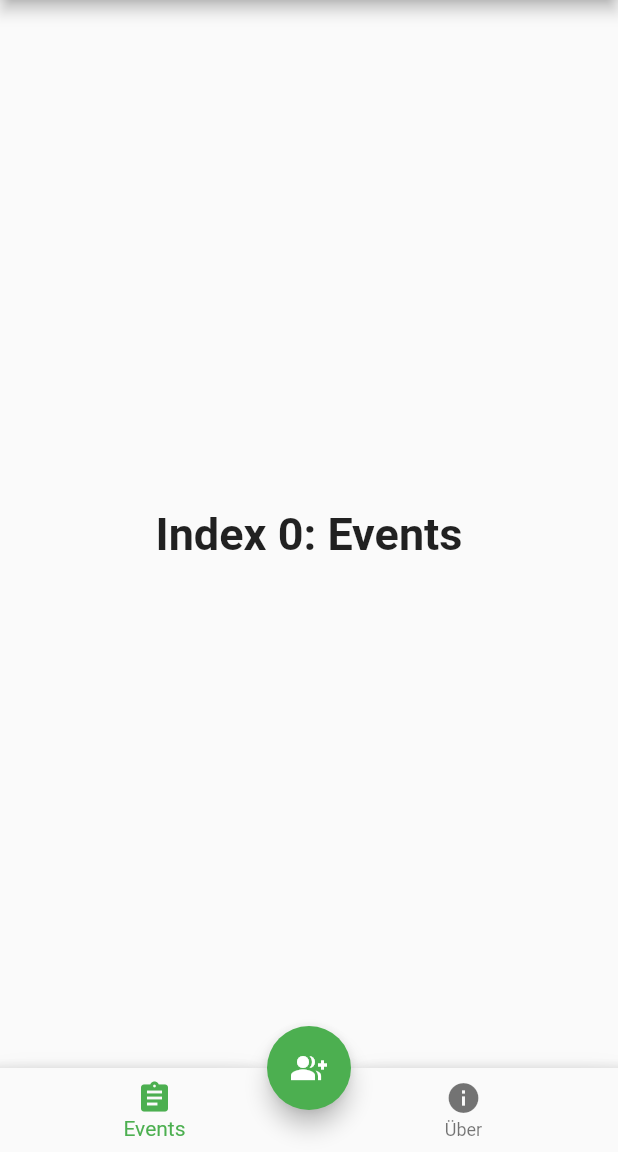
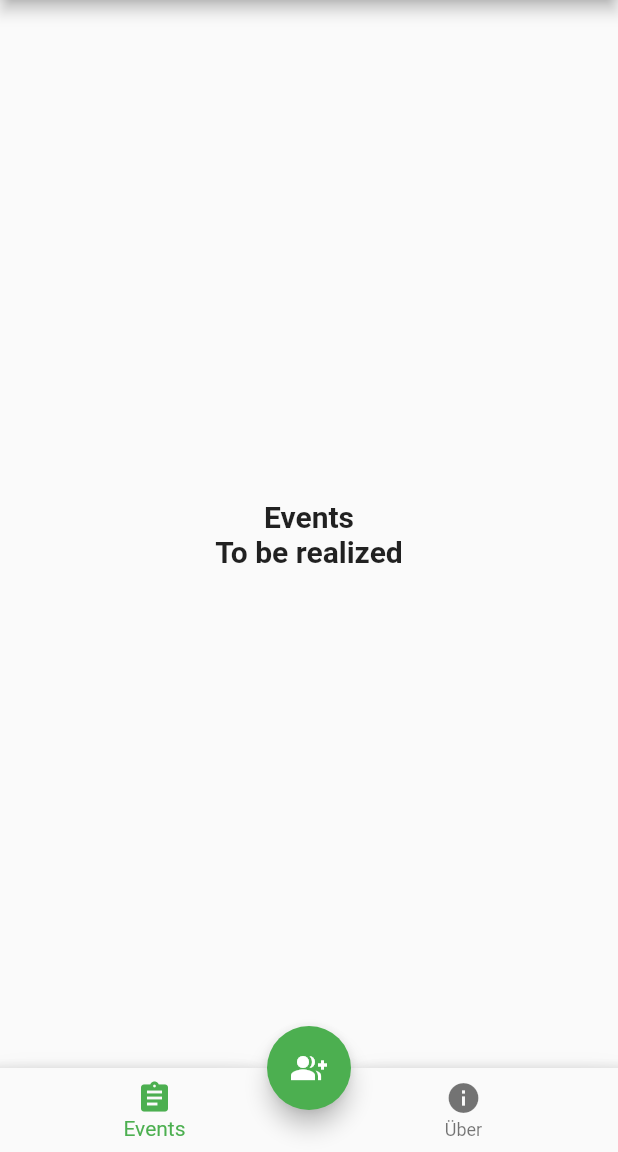
Before and after one commit to MarcoAigner/IT-Congress-Neu-Ulm-App, a Flutter app: the screen it shows after launch, on a phone screen of 412 x 824 dp, the part 84-1236 px from its top. Run offline on Flutter 3.47's test engine with Material 2 defaults, Android fonts, the phone set to English and light mode, and no system bars.

Commit message:
setup the app for further development

```diff
--- /dev/null
+++ b/lib/events.dart
@@ -0,0 +1,20 @@
+import 'package:flutter/cupertino.dart';
+
+class EventsWidget extends StatefulWidget{
+
+  EventsWidget();
+
+  @override
+  createState() => EventsWidgetState();
+
+
+}
+
+class EventsWidgetState extends State<EventsWidget>{
+  @override
+  Widget build(BuildContext context) {
+    // TODO: implement build
+    return Text("Events\nTo be realized",style: TextStyle(fontWeight: FontWeight.bold, fontSize: 20), textAlign: TextAlign.center, );
+  }
+
+}
--- a/lib/main.dart
+++ b/lib/main.dart
@@ -1,5 +1,6 @@
 import 'package:flutter/material.dart';
-import 'package:it_congress/information.dart';
+import 'package:it_congress/events.dart';
+import 'package:it_congress/impressum.dart';
 import 'package:it_congress/registration.dart';
 
 void main() => runApp(MyApp());
@@ -49,20 +50,19 @@ class _MyHomePageState extends State<MyHomePage> {
   int _selectedIndex = 0;
   static const TextStyle optionStyle =
       TextStyle(fontSize: 30, fontWeight: FontWeight.bold);
-    List<Widget> _widgetOptions = <Widget>[
-    Text(
-      'Index 0: Events',
-      style: optionStyle,
-    ),
-    InformationPage(),
+  List<Widget> _widgetOptions = <Widget>[
+    EventsWidget(),
+    ImpressumWidget(),
   ];
-
-
 
   void _onItemTapped(int index) {
     setState(() {
       _selectedIndex = index;
     });
+  }
+
+  void showSnackbar(String text) {
+    var snackBar = SnackBar(content: Text(text));
   }
 
   @override
@@ -80,8 +80,18 @@ class _MyHomePageState extends State<MyHomePage> {
           title: Text(widget.title),
         ),
         floatingActionButtonLocation: FloatingActionButtonLocation.centerDocked,
-        floatingActionButton:
-            FloatingActionButton(child: Icon(Icons.group_add)),
+        floatingActionButton: Builder(builder: (BuildContext context) {
+          return FloatingActionButton(
+              child: Icon(Icons.group_add),
+              onPressed: () {
+                Scaffold.of(context).showSnackBar(SnackBar(
+                  content: Text(
+                    "Registration will be implemented here soon",
+                    textAlign: TextAlign.center,
+                  ),
+                ));
+              });
+        }),
         body: Center(
           child: _widgetOptions.elementAt(_selectedIndex),
         ),
--- a/pubspec.yaml
+++ b/pubspec.yaml
@@ -25,9 +25,15 @@ dependencies:
   cupertino_icons: ^0.1.2
 
 dev_dependencies:
+  flutter_launcher_icons: "^0.7.3"
   flutter_test:
     sdk: flutter
 
+flutter_icons:
+  android: true
+  ios: true
+  image_path: "assets/images/it_logo.png"
+  adaptive_icon_background: #17cf42
 
 # For information on the generic Dart part of this file, see the
 # following page: https://dart.dev/tools/pub/pubspec
```
Also changed, not shown: lib/impressum.dart (added, +19 -0 lines), lib/information.dart (deleted, +0 -19 lines), pubspec.lock, 22 other files.
